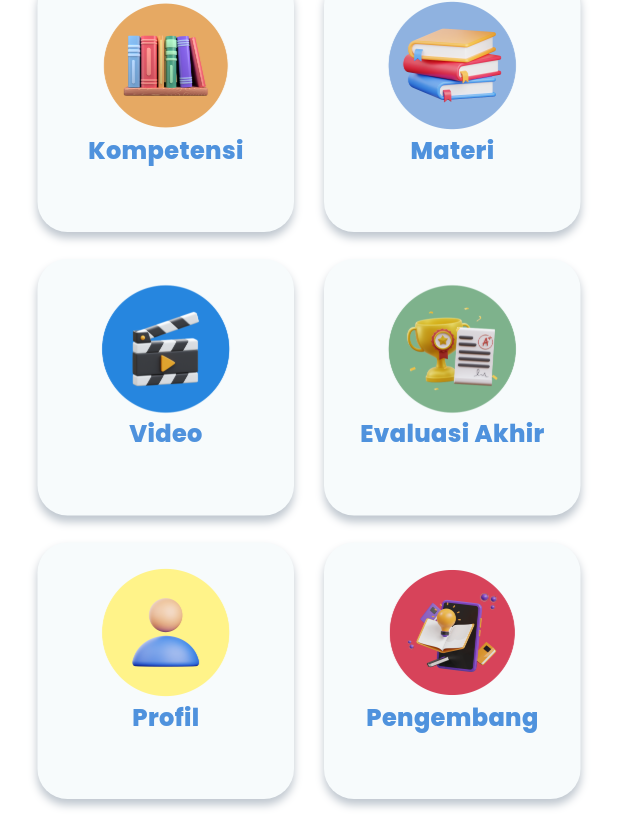
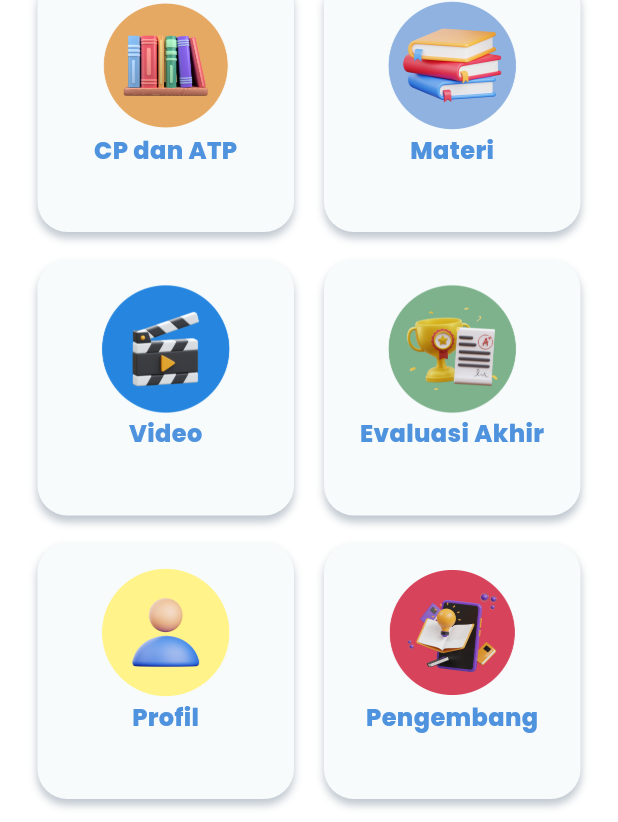
Before and after one commit to 2001arman/terralith, a Flutter app: the MainUi screen opened by its route, scrolled down 91 dp, on a phone screen of 412 x 824 dp. Shown: the part 377-1199 px from the top of the screen. Run offline on Flutter 3.47's test engine with Material 3 defaults, Android fonts, the phone set to English and light mode, and no system bars; our stand-ins replace auto_size_text, cloud_firestore, dartz, firebase_auth, firebase_core, flutter_easyloading and 6 more; missing offline and left inert: syncfusion_flutter_pdfviewer; accounts and stored records are empty.

Commit message:
change kompetensi to cp

```diff
--- a/lib/features/presentation/main/kompetensi/kompetensi_ui.dart
+++ b/lib/features/presentation/main/kompetensi/kompetensi_ui.dart
@@ -19,7 +19,7 @@ class KompetensiUi extends StatelessWidget {
         backgroundColor: kBlueSemiLightColor,
         shadowColor: kBlackColor.withValues(alpha: 0.25),
         title: Text(
-          'Kompetensi',
+          'CP dan ATP',
           style: blueTextStyle.copyWith(fontSize: 20, fontWeight: extraBold),
         ),
         centerTitle: true,
--- a/lib/features/presentation/main/main_state.dart
+++ b/lib/features/presentation/main/main_state.dart
@@ -26,7 +26,7 @@ class MainState {
   MainState(this.logic) {
     homeItems = [
       HomeItemModel(
-        name: 'Kompetensi',
+        name: 'CP dan ATP',
         icon: 'assets/icons/kompetensi.png',
         path: KompetensiUi.namePath,
       ),
--- a/lib/features/presentation/main/main_ui.dart
+++ b/lib/features/presentation/main/main_ui.dart
@@ -182,11 +182,12 @@ class MainUi extends StatelessWidget {
                       state.homeItems[index].icon,
                       width: 90,
                     ),
-                    FittedBox(
+                    Expanded(
                       child: Text(
                         state.homeItems[index].name,
                         style: darkBlueTextStyle.copyWith(
                             fontSize: 16, fontWeight: extraBold),
+                        textAlign: TextAlign.center,
                       ),
                     )
                   ],
```
